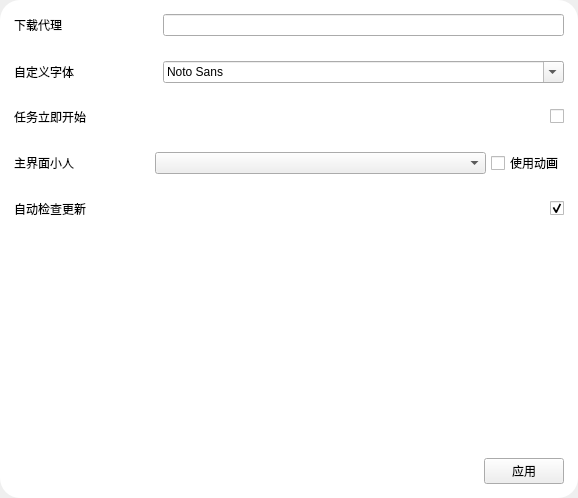
Icexbb/SekaiSubtitle-Python, file src/gui/design/WidgetSetting.ui: the form before one commit.
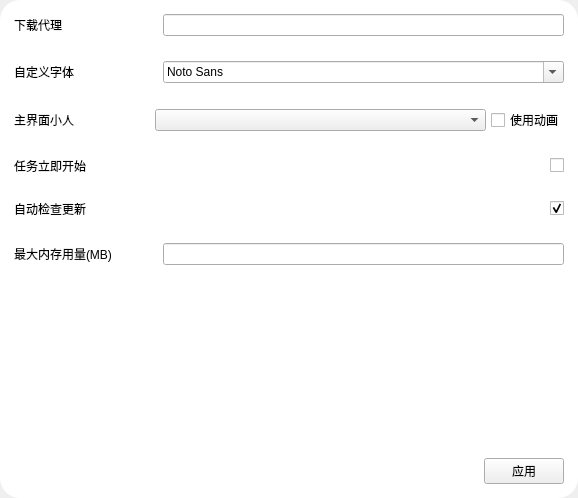
The form after the commit.

Patch:
```diff
--- a/src/gui/design/WidgetSetting.ui
+++ b/src/gui/design/WidgetSetting.ui
@@ -105,45 +105,6 @@
         </item>
        </layout>
       </item>
-      <item>
-       <layout class="QHBoxLayout" name="horizontalLayout_4">
-        <property name="leftMargin">
-         <number>5</number>
-        </property>
-        <property name="topMargin">
-         <number>5</number>
-        </property>
-        <property name="rightMargin">
-         <number>5</number>
-        </property>
-        <property name="bottomMargin">
-         <number>5</number>
-        </property>
-        <item>
-         <widget class="QLabel" name="label_3">
-          <property name="text">
-           <string>任务立即开始</string>
-          </property>
-         </widget>
-        </item>
-        <item>
-         <widget class="QCheckBox" name="SettingStartImmediateCheck">
-          <property name="sizePolicy">
-           <sizepolicy hsizetype="Maximum" vsizetype="Fixed">
-            <horstretch>0</horstretch>
-            <verstretch>0</verstretch>
-           </sizepolicy>
-          </property>
-          <property name="text">
-           <string/>
-          </property>
-          <property name="autoRepeat">
-           <bool>false</bool>
-          </property>
-         </widget>
-        </item>
-       </layout>
-      </item>
       <item>
        <layout class="QHBoxLayout" name="horizontalLayout_5" stretch="1,3">
         <property name="spacing">
@@ -190,6 +151,45 @@
         </item>
        </layout>
       </item>
+      <item>
+       <layout class="QHBoxLayout" name="horizontalLayout_4">
+        <property name="leftMargin">
+         <number>5</number>
+        </property>
+        <property name="topMargin">
+         <number>5</number>
+        </property>
+        <property name="rightMargin">
+         <number>5</number>
+        </property>
+        <property name="bottomMargin">
+         <number>5</number>
+        </property>
+        <item>
+         <widget class="QLabel" name="label_3">
+          <property name="text">
+           <string>任务立即开始</string>
+          </property>
+         </widget>
+        </item>
+        <item>
+         <widget class="QCheckBox" name="SettingStartImmediateCheck">
+          <property name="sizePolicy">
+           <sizepolicy hsizetype="Maximum" vsizetype="Fixed">
+            <horstretch>0</horstretch>
+            <verstretch>0</verstretch>
+           </sizepolicy>
+          </property>
+          <property name="text">
+           <string/>
+          </property>
+          <property name="autoRepeat">
+           <bool>false</bool>
+          </property>
+         </widget>
+        </item>
+       </layout>
+      </item>
       <item>
        <layout class="QHBoxLayout" name="horizontalLayout_7">
         <property name="leftMargin">
@@ -232,6 +232,35 @@
         </item>
        </layout>
       </item>
+      <item>
+       <layout class="QHBoxLayout" name="horizontalLayout_8" stretch="1,3">
+        <property name="leftMargin">
+         <number>5</number>
+        </property>
+        <property name="topMargin">
+         <number>5</number>
+        </property>
+        <property name="rightMargin">
+         <number>5</number>
+        </property>
+        <property name="bottomMargin">
+         <number>5</number>
+        </property>
+        <item>
+         <widget class="QLabel" name="label_6">
+          <property name="text">
+           <string>最大内存用量(MB)</string>
+          </property>
+          <property name="textFormat">
+           <enum>Qt::PlainText</enum>
+          </property>
+         </widget>
+        </item>
+        <item>
+         <widget class="QLineEdit" name="SettingRamMaxUse"/>
+        </item>
+       </layout>
+      </item>
       <item>
        <spacer name="verticalSpacer">
         <property name="orientation">
```
